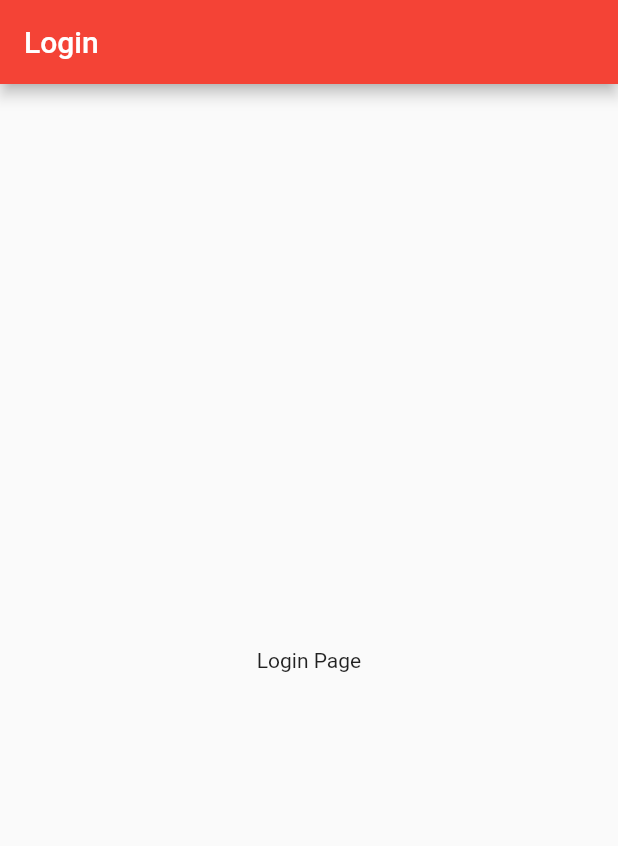
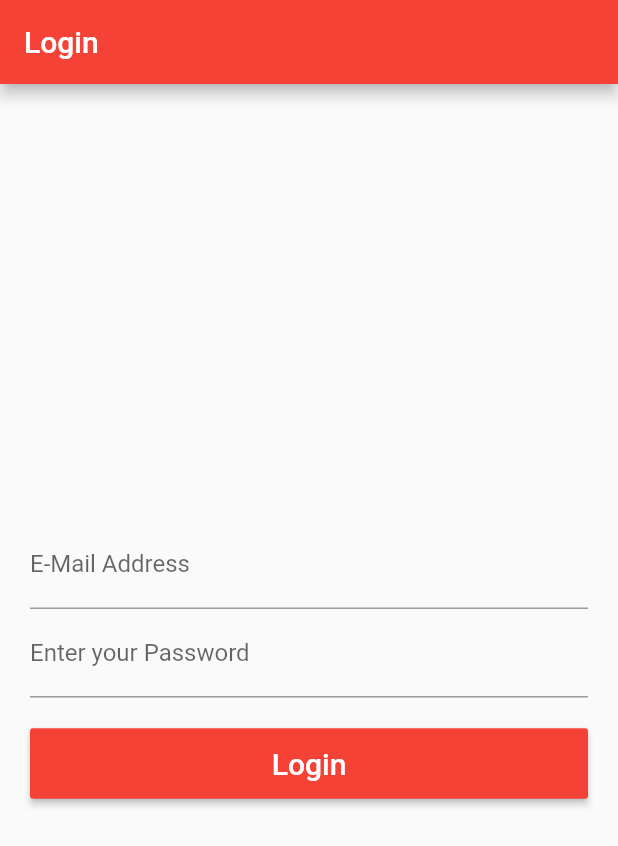
Before and after one commit to aditmodhvadia/simple_flutter_app, a Flutter app: the screen it shows after launch, after a tap on "Go", on a phone screen of 412 x 824 dp. Shown: the top 846 px of the screen. Run offline on Flutter 3.47's test engine with Material 2 defaults, Android fonts, the phone set to English and light mode, and no system bars; missing offline and left inert: validate.

Commit message:
Feature/login page (#3)
* - add design and validations for login page

* - add CircularProgressIndicator to login button when loading
- disable click of button when loading

```diff
--- a/lib/pages/login_page.dart
+++ b/lib/pages/login_page.dart
@@ -1,5 +1,6 @@
 import 'package:flutter/material.dart';
 import 'package:simple_flutter_app/custom_widgets/CustomAppBar.dart';
+import 'package:validate/validate.dart';
 
 class LoginPage extends StatelessWidget {
   @override
@@ -9,7 +10,114 @@ class LoginPage extends StatelessWidget {
         title: 'Login',
         backgroundColor: Colors.red,
       ),
-      body: Center(child: Text('Login Page')),
+      body: _LoginForm(),
     );
   }
 }
+
+class _LoginForm extends StatefulWidget {
+  @override
+  __LoginFormState createState() => __LoginFormState();
+}
+
+class _LoginData {
+  String email = '';
+  String password = '';
+}
+
+class __LoginFormState extends State<_LoginForm> {
+  bool isLoading = false;
+  final GlobalKey<FormState> _formKey = new GlobalKey<FormState>();
+  _LoginData _data = new _LoginData();
+
+  String _validateEmail(String value) {
+    try {
+      Validate.isEmail(value);
+    } catch (e) {
+      return 'The E-mail Address must be a valid email address.';
+    }
+    return null;
+  }
+
+  String _validatePassword(String value) {
+    if (value.length < 8) {
+      return 'The Password must be at least 8 characters.';
+    }
+    return null;
+  }
+
+  void submit() async {
+    setState(() {
+      isLoading = true;
+    });
+    // First validate form.
+    if (this._formKey.currentState.validate()) {
+      _formKey.currentState.save(); // Save our form now.
+
+      await new Future.delayed(
+          const Duration(milliseconds: 2000),
+          () => setState(() {
+                isLoading = false;
+              }));
+
+      print('Printing the login data.');
+      print('Email: ${_data.email}');
+      print('Password: ${_data.password}');
+    } else {
+      setState(() {
+        isLoading = false;
+      });
+    }
+  }
+
+  @override
+  Widget build(BuildContext context) {
+    return Container(
+      padding: EdgeInsets.all(20),
+      child: Form(
+        key: _formKey,
+        child: Center(
+          child: ListView(
+            shrinkWrap: true,
+            children: <Widget>[
+              TextFormField(
+                keyboardType: TextInputType.emailAddress,
+                decoration: InputDecoration(
+                    hintText: 'you@example.com', labelText: 'E-Mail Address'),
+                validator: this._validateEmail,
+                onSaved: (String value) {
+                  this._data.email = value;
+                },
+              ),
+              TextFormField(
+                obscureText: true,
+                decoration: InputDecoration(
+                    hintText: 'Password', labelText: 'Enter your Password'),
+                validator: this._validatePassword,
+                onSaved: (String value) {
+                  this._data.password = value;
+                },
+              ),
+              Container(
+                width: double.infinity,
+                child: MaterialButton(
+                  height: 45,
+                  padding: EdgeInsets.all(12),
+                  onPressed: isLoading ? null : this.submit,
+                  child: isLoading
+                      ? CircularProgressIndicator()
+                      : Text(
+                          'Login',
+                          style: TextStyle(color: Colors.white, fontSize: 20),
+                        ),
+                  color: Colors.red,
+                ),
+                margin: EdgeInsets.only(top: 20),
+              )
+            ],
+          ),
+        ),
+      ),
+    );
+  }
+}
--- a/pubspec.yaml
+++ b/pubspec.yaml
@@ -19,6 +19,7 @@ dependencies:
   # The following adds the Cupertino Icons font to your application.
   # Use with the CupertinoIcons class for iOS style icons.
   cupertino_icons: ^0.1.2
+  validate: ^1.7.0
 
 dev_dependencies:
   flutter_test:
```
